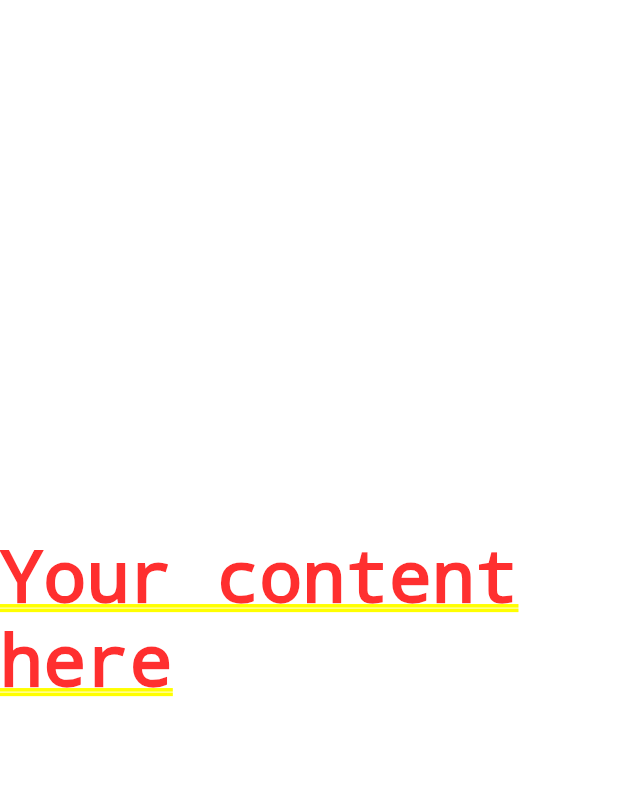
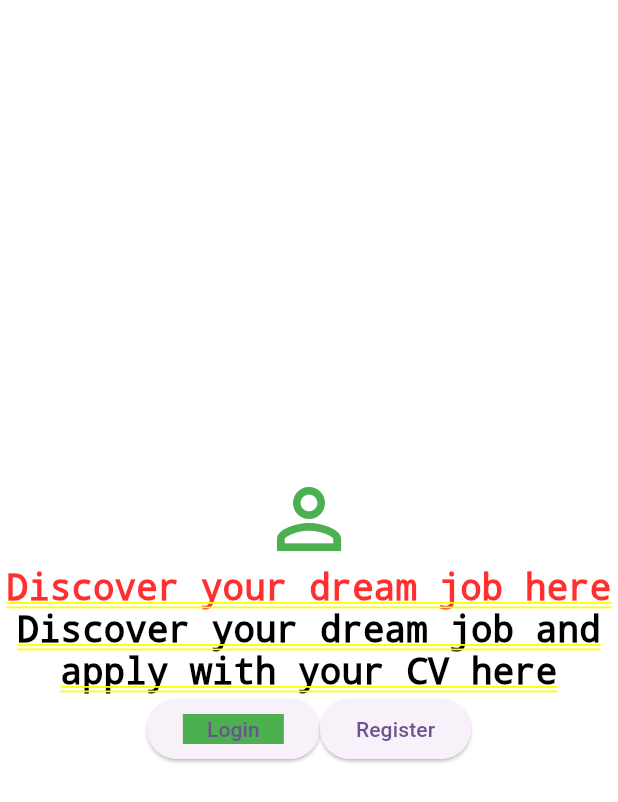
Before and after one commit to Samsonroyal/test-flutter-app, a Flutter app: the screen it shows after launch, on a phone screen of 412 x 824 dp. Shown: the top 802 px of the screen. Run offline on Flutter 3.47's test engine with Material 3 defaults, Android fonts, the light colour scheme and no system bars.

Commit message:
add buttons to sign up screen

```diff
--- a/lib/my_home_page.dart
+++ b/lib/my_home_page.dart
@@ -17,9 +17,43 @@ class _MyHomePageState extends State<MyHomePage> {
       child: Column(
         mainAxisAlignment: MainAxisAlignment.center,
         children: [
-          Text(
-            'Your content here', // Add your content here
+
+          Icon(Icons.perm_identity,
+          size: 64,
+          color: Colors.green,
           ),
+
+          Text("Discover your dream job here",
+          style: TextStyle(fontSize: 24)
+          ),
+
+
+          Text("Discover your dream job and apply with your CV here",
+          style: TextStyle(
+          fontSize: 24,
+          color: Colors.black
+          ),
+          textAlign: TextAlign.center,
+          ),
+
+          Row(
+            mainAxisAlignment: MainAxisAlignment.center,
+            children: [
+              ElevatedButton(onPressed: () {},
+                child: Container(
+                  padding: const EdgeInsets.symmetric(horizontal: 16),
+                  child: const Text("Login"),
+                  color: Colors.green
+                ),
+              ),
+
+
+              ElevatedButton(
+                onPressed: () {  },
+                child: const Text("Register"),
+              ),
+            ],
+          )
         ],
       ),
     );
```
